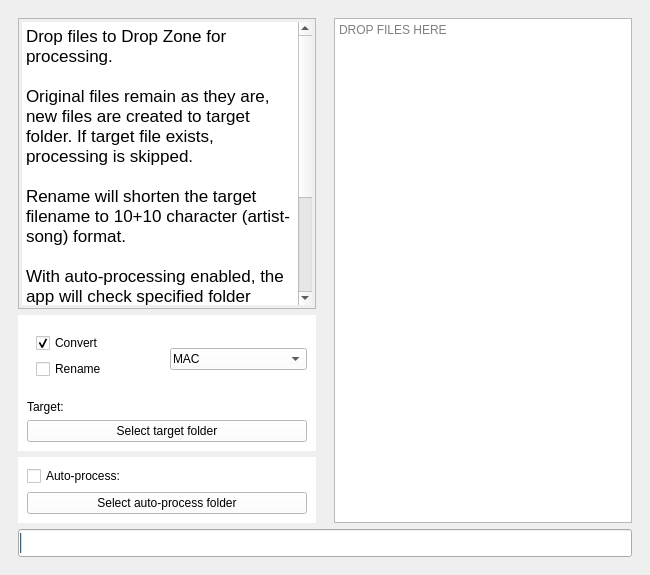
Old version of the form src/mainwindow.ui in the repository glebb/rocksmithconvert.
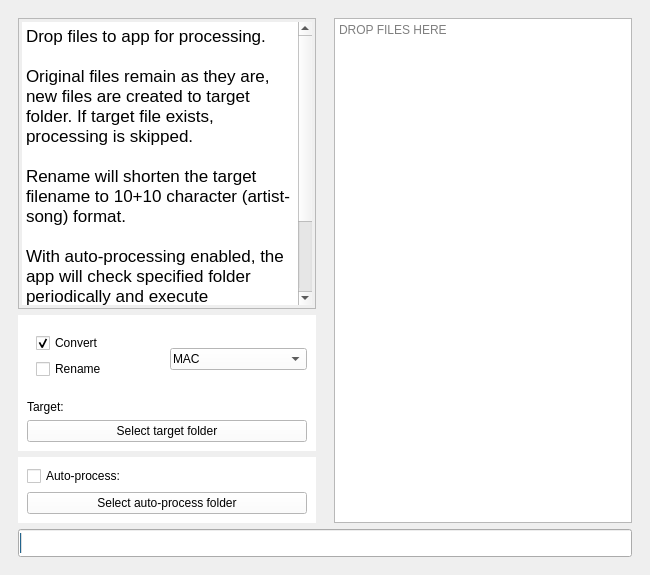
New version of the form. Custom widgets are drawn as their Qt base class.

Diff of the .ui file:
```diff
--- a/src/mainwindow.ui
+++ b/src/mainwindow.ui
@@ -126,13 +126,13 @@
 &lt;html&gt;&lt;head&gt;&lt;meta name=&quot;qrichtext&quot; content=&quot;1&quot; /&gt;&lt;style type=&quot;text/css&quot;&gt;
 p, li { white-space: pre-wrap; }
 &lt;/style&gt;&lt;/head&gt;&lt;body style=&quot; font-family:'.AppleSystemUIFont'; font-size:13pt; font-weight:400; font-style:normal;&quot;&gt;
-&lt;p style=&quot; margin-top:0px; margin-bottom:0px; margin-left:0px; margin-right:0px; -qt-block-indent:0; text-indent:0px;&quot;&gt;Drop files to Drop Zone for processing.&lt;/p&gt;
+&lt;p style=&quot; margin-top:0px; margin-bottom:0px; margin-left:0px; margin-right:0px; -qt-block-indent:0; text-indent:0px;&quot;&gt;Drop files to app for processing.&lt;/p&gt;
 &lt;p style=&quot;-qt-paragraph-type:empty; margin-top:0px; margin-bottom:0px; margin-left:0px; margin-right:0px; -qt-block-indent:0; text-indent:0px;&quot;&gt;&lt;br /&gt;&lt;/p&gt;
 &lt;p style=&quot; margin-top:0px; margin-bottom:0px; margin-left:0px; margin-right:0px; -qt-block-indent:0; text-indent:0px;&quot;&gt;Original files remain as they are, new files are created to target folder. If target file exists, processing is skipped.&lt;/p&gt;
 &lt;p style=&quot;-qt-paragraph-type:empty; margin-top:0px; margin-bottom:0px; margin-left:0px; margin-right:0px; -qt-block-indent:0; text-indent:0px;&quot;&gt;&lt;br /&gt;&lt;/p&gt;
 &lt;p style=&quot; margin-top:0px; margin-bottom:0px; margin-left:0px; margin-right:0px; -qt-block-indent:0; text-indent:0px;&quot;&gt;Rename will shorten the target filename to 10+10 character (artist-song) format.&lt;/p&gt;
 &lt;p style=&quot;-qt-paragraph-type:empty; margin-top:0px; margin-bottom:0px; margin-left:0px; margin-right:0px; -qt-block-indent:0; text-indent:0px;&quot;&gt;&lt;br /&gt;&lt;/p&gt;
-&lt;p style=&quot; margin-top:0px; margin-bottom:0px; margin-left:0px; margin-right:0px; -qt-block-indent:0; text-indent:0px;&quot;&gt;With auto-processing enabled, the app will check specified folder periodically and execute processing without further user interaction when new files are found. Auto-processing is also applied  when files are manually dropped to app.&lt;/p&gt;
+&lt;p style=&quot; margin-top:0px; margin-bottom:0px; margin-left:0px; margin-right:0px; -qt-block-indent:0; text-indent:0px;&quot;&gt;With auto-processing enabled, the app will check specified folder periodically and execute processing without further user interaction when new files are found. &lt;/p&gt;
 &lt;p style=&quot;-qt-paragraph-type:empty; margin-top:0px; margin-bottom:0px; margin-left:0px; margin-right:0px; -qt-block-indent:0; text-indent:0px;&quot;&gt;&lt;br /&gt;&lt;/p&gt;
 &lt;p style=&quot; margin-top:0px; margin-bottom:0px; margin-left:0px; margin-right:0px; -qt-block-indent:0; text-indent:0px;&quot;&gt;&lt;a href=&quot;https://github.com/glebb/rocksmithconvert&quot;&gt;&lt;span style=&quot; text-decoration: underline; color:#0068da;&quot;&gt;Github page&lt;/span&gt;&lt;/a&gt;&lt;/p&gt;&lt;/body&gt;&lt;/html&gt;</string>
            </property>
```
Left out of the diff: 2 changed lines with no effect on the pictures.
